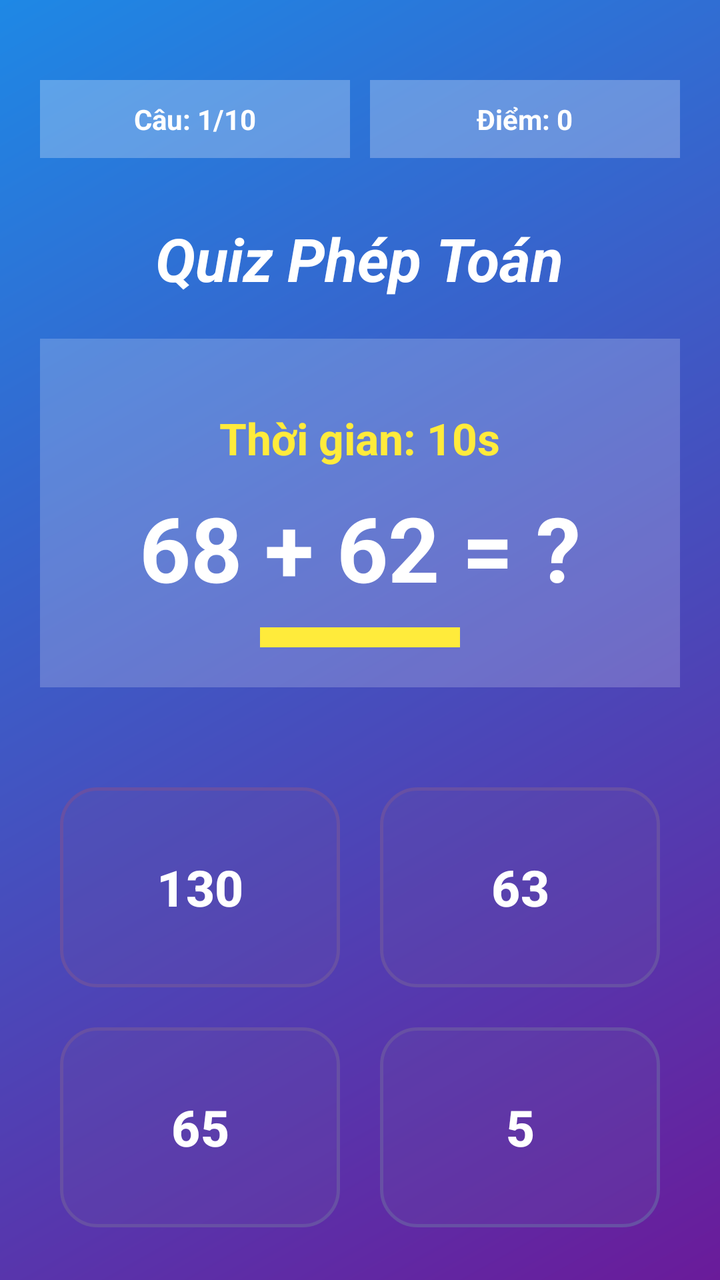
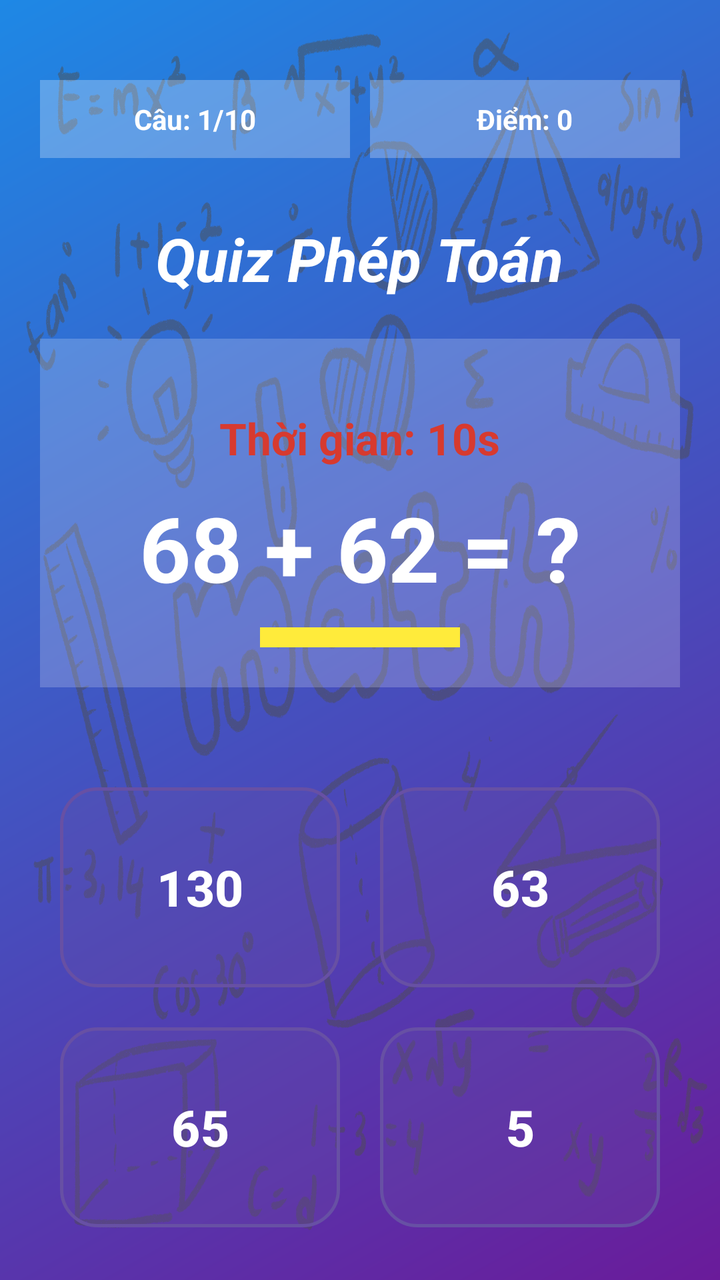

Before-and-after screenshots of an Android layout around one commit, followed by the original layout XML and the change that was made.
<!-- AndroidManifest.xml: application theme Theme.MyApplication -->
<!-- res/layout/activity_quiz.xml -->
<?xml version="1.0" encoding="utf-8"?>
<LinearLayout xmlns:android="http://schemas.android.com/apk/res/android"
    android:id="@+id/layoutQuizMain"
    android:layout_width="match_parent"
    android:layout_height="match_parent"
    android:background="@drawable/background_gradient"
    android:orientation="vertical"
    android:padding="20dp"
    android:gravity="center_horizontal">

    <LinearLayout
        android:layout_width="match_parent"
        android:layout_height="wrap_content"
        android:orientation="horizontal"
        android:layout_marginTop="20dp"
        android:weightSum="2">

        <TextView
            android:id="@+id/txtSoCau"
            android:layout_width="0dp"
            android:layout_height="wrap_content"
            android:layout_weight="1"
            android:text="Câu: 1/10"
            android:background="#44FFFFFF"
            android:padding="10dp"
            android:gravity="center"
            android:textColor="#FFFFFF"
            android:layout_marginEnd="10dp"
            android:textStyle="bold" />

        <TextView
            android:id="@+id/txtDiem"
            android:layout_width="0dp"
            android:layout_height="wrap_content"
            android:layout_weight="1"
            android:text="Điểm: 0"
            android:background="#44FFFFFF"
            android:padding="10dp"
            android:gravity="center"
            android:textColor="#FFFFFF"
            android:textStyle="bold" />
    </LinearLayout>

    <TextView
        android:id="@+id/txtTitlePhepToan"
        android:layout_width="wrap_content"
        android:layout_height="wrap_content"
        android:text="Quiz Phép Toán"
        android:textColor="#FFFFFF"
        android:textSize="30sp"
        android:textStyle="bold|italic"
        android:layout_marginTop="30dp" />

    <LinearLayout
        android:layout_width="match_parent"
        android:layout_height="wrap_content"
        android:background="#33FFFFFF"
        android:layout_marginTop="20dp"
        android:padding="20dp"
        android:gravity="center"
        android:orientation="vertical">

        <TextView
            android:id="@+id/txtTimer"
            android:layout_width="wrap_content"
            android:layout_height="wrap_content"
            android:layout_gravity="center_horizontal"
            android:layout_marginTop="15dp"
            android:layout_marginBottom="10dp"
            android:text="Thời gian: 10s"
            android:textColor="#FFEB3B"
            android:textSize="22sp"
            android:textStyle="bold" />

        <TextView
            android:id="@+id/txtCauHoi"
            android:layout_width="wrap_content"
            android:layout_height="wrap_content"
            android:text="68 + 62 = ?"
            android:textColor="#FFFFFF"
            android:textSize="45sp"
            android:textStyle="bold" />

        <View
            android:layout_width="100dp"
            android:layout_height="10dp"
            android:background="#FFEB3B"
            android:layout_marginTop="10dp" />
    </LinearLayout>

    <GridLayout
        android:layout_width="match_parent"
        android:layout_height="wrap_content"
        android:columnCount="2"
        android:rowCount="2"
        android:layout_marginTop="40dp"
        android:alignmentMode="alignMargins"
        android:columnOrderPreserved="false">

        <Button
            android:id="@+id/btnA"
            android:layout_width="0dp"
            android:layout_height="100dp"
            android:layout_columnWeight="1"
            android:layout_margin="10dp"
            android:background="@drawable/button_rounded"
            android:text="130"
            android:textColor="#FFFFFF"
            android:textSize="25sp"
            android:textStyle="bold" />

        <Button
            android:id="@+id/btnB"
            android:layout_width="0dp"
            android:layout_height="100dp"
            android:layout_columnWeight="1"
            android:layout_margin="10dp"
            android:background="@drawable/button_rounded"
            android:text="63"
            android:textColor="#FFFFFF"
            android:textSize="25sp"
            android:textStyle="bold" />

        <Button
            android:id="@+id/btnC"
            android:layout_width="0dp"
            android:layout_height="100dp"
            android:layout_columnWeight="1"
            android:layout_margin="10dp"
            android:background="@drawable/button_rounded"
            android:text="65"
            android:textColor="#FFFFFF"
            android:textSize="25sp"
            android:textStyle="bold" />

        <Button
            android:id="@+id/btnD"
            android:layout_width="0dp"
            android:layout_height="100dp"
            android:layout_columnWeight="1"
            android:layout_margin="10dp"
            android:background="@drawable/button_rounded"
            android:text="5"
            android:textColor="#FFFFFF"
            android:textSize="25sp"
            android:textStyle="bold" />
    </GridLayout>

    <Button
        android:id="@+id/btnBack"
        android:layout_width="wrap_content"
        android:layout_height="wrap_content"
        android:text="Quay lại"
        android:layout_gravity="end"
        android:layout_marginTop="20dp"
        android:backgroundTint="#44FFFFFF"
        android:textColor="#FFFFFF"
        android:textStyle="bold"
        android:onClick="onBackPressed" />

</LinearLayout>
<!-- resources referenced by this layout -->
<resources>
  <!-- drawable background_gradient (drawable) -->
  <?xml version="1.0" encoding="utf-8"?>
  <shape xmlns:android="http://schemas.android.com/apk/res/android">
      <gradient
          android:startColor="#6A1B9A"
          android:endColor="#1E88E5"
          android:angle="135"/>
  </shape>
  <!-- drawable button_rounded (drawable) -->
  <?xml version="1.0" encoding="utf-8"?>
  <selector xmlns:android="http://schemas.android.com/apk/res/android">
      <item android:state_pressed="true">
          <shape>
              <solid android:color="#80FFFFFF" />
              <stroke android:width="2dp" android:color="#FFFFFF" />
              <corners android:radius="18dp" />
          </shape>
      </item>
  
      <item>
          <shape>
              <solid android:color="#40FFFFFF" />
              <stroke android:width="1.5dp" android:color="#FFFFFF" />
              <corners android:radius="18dp" />
          </shape>
      </item>
  </selector>
  <style name="Theme.MyApplication" parent="Base.Theme.MyApplication" />
  <style name="Base.Theme.MyApplication" parent="Theme.Material3.DayNight.NoActionBar">
          
          
      </style>
</resources>

<!-- the commit's change to res/layout/activity_quiz.xml (unified diff, before → after) -->
@@ -1,161 +1,182 @@
 <?xml version="1.0" encoding="utf-8"?>
-<LinearLayout xmlns:android="http://schemas.android.com/apk/res/android"
-    android:id="@+id/layoutQuizMain"
+<FrameLayout xmlns:android="http://schemas.android.com/apk/res/android"
     android:layout_width="match_parent"
-    android:layout_height="match_parent"
-    android:background="@drawable/background_gradient"
-    android:orientation="vertical"
-    android:padding="20dp"
-    android:gravity="center_horizontal">
+    android:layout_height="match_parent">
+
+
+    <View
+        android:id="@+id/viewBackgroundGoc"
+        android:layout_width="match_parent"
+        android:layout_height="match_parent"
+        android:background="@drawable/background_gradient" />
+
+    <ImageView
+        android:layout_width="match_parent"
+        android:layout_height="match_parent"
+        android:src="@drawable/math"
+        android:scaleType="fitXY"
+        android:tileModeX="repeat"
+        android:tileModeY="repeat"
+        android:alpha="0.5"
+        />
 
     <LinearLayout
+        android:id="@+id/layoutQuizMain"
         android:layout_width="match_parent"
-        android:layout_height="wrap_content"
-        android:orientation="horizontal"
-        android:layout_marginTop="20dp"
-        android:weightSum="2">
+        android:layout_height="match_parent"
+        android:gravity="center_horizontal"
+        android:orientation="vertical"
+        android:padding="20dp">
+
+        <LinearLayout
+            android:layout_width="match_parent"
+            android:layout_height="wrap_content"
+            android:layout_marginTop="20dp"
+            android:orientation="horizontal"
+            android:weightSum="2">
+
+            <TextView
+                android:id="@+id/txtSoCau"
+                android:layout_width="0dp"
+                android:layout_height="wrap_content"
+                android:layout_marginEnd="10dp"
+                android:layout_weight="1"
+                android:background="#44FFFFFF"
+                android:gravity="center"
+                android:padding="10dp"
+                android:text="Câu: 1/10"
+                android:textColor="#FFFFFF"
+                android:textStyle="bold" />
+
+            <TextView
+                android:id="@+id/txtDiem"
+                android:layout_width="0dp"
+                android:layout_height="wrap_content"
+                android:layout_weight="1"
+                android:background="#44FFFFFF"
+                android:gravity="center"
+                android:padding="10dp"
+                android:text="Điểm: 0"
+                android:textColor="#FFFFFF"
+                android:textStyle="bold" />
+        </LinearLayout>
 
         <TextView
-            android:id="@+id/txtSoCau"
-            android:layout_width="0dp"
+            android:id="@+id/txtTitlePhepToan"
+            android:layout_width="wrap_content"
             android:layout_height="wrap_content"
-            android:layout_weight="1"
-            android:text="Câu: 1/10"
-            android:background="#44FFFFFF"
-            android:padding="10dp"
+            android:layout_marginTop="30dp"
+            android:text="Quiz Phép Toán"
+            android:textColor="#FFFFFF"
+            android:textSize="30sp"
+            android:textStyle="bold|italic" />
+
+        <LinearLayout
+            android:layout_width="match_parent"
+            android:layout_height="wrap_content"
+            android:layout_marginTop="20dp"
+            android:background="#33FFFFFF"
             android:gravity="center"
+            android:orientation="vertical"
+            android:padding="20dp">
+
+            <TextView
+                android:id="@+id/txtTimer"
+                android:layout_width="wrap_content"
+                android:layout_height="wrap_content"
+                android:layout_gravity="center_horizontal"
+                android:layout_marginTop="15dp"
+                android:layout_marginBottom="10dp"
+                android:text="Thời gian: 10s"
+                android:textColor="#D73A2F"
+                android:textSize="22sp"
+                android:textStyle="bold" />
+
+            <TextView
+                android:id="@+id/txtCauHoi"
+                android:layout_width="wrap_content"
+                android:layout_height="wrap_content"
+                android:text="68 + 62 = ?"
+                android:textColor="#FFFFFF"
+                android:textSize="45sp"
+                android:textStyle="bold" />
+
+            <View
+                android:layout_width="100dp"
+                android:layout_height="10dp"
+                android:layout_marginTop="10dp"
+                android:background="#FFEB3B" />
+        </LinearLayout>
+
+        <GridLayout
+            android:layout_width="match_parent"
+            android:layout_height="wrap_content"
+            android:layout_marginTop="40dp"
+            android:alignmentMode="alignMargins"
+            android:columnCount="2"
+            android:columnOrderPreserved="false"
+            android:rowCount="2">
+
+            <Button
+                android:id="@+id/btnA"
+                android:layout_width="0dp"
+                android:layout_height="100dp"
+                android:layout_columnWeight="1"
+                android:layout_margin="10dp"
+                android:background="@drawable/button_rounded"
+                android:text="130"
+                android:textColor="#FFFFFF"
+                android:textSize="25sp"
+                android:textStyle="bold" />
+
+            <Button
+                android:id="@+id/btnB"
+                android:layout_width="0dp"
+                android:layout_height="100dp"
+                android:layout_columnWeight="1"
+                android:layout_margin="10dp"
+                android:background="@drawable/button_rounded"
+                android:text="63"
+                android:textColor="#FFFFFF"
+                android:textSize="25sp"
+                android:textStyle="bold" />
+
+            <Button
+                android:id="@+id/btnC"
+                android:layout_width="0dp"
+                android:layout_height="100dp"
+                android:layout_columnWeight="1"
+                android:layout_margin="10dp"
+                android:background="@drawable/button_rounded"
+                android:text="65"
+                android:textColor="#FFFFFF"
+                android:textSize="25sp"
+                android:textStyle="bold" />
+
+            <Button
+                android:id="@+id/btnD"
+                android:layout_width="0dp"
+                android:layout_height="100dp"
+                android:layout_columnWeight="1"
+                android:layout_margin="10dp"
+                android:background="@drawable/button_rounded"
+                android:text="5"
+                android:textColor="#FFFFFF"
+                android:textSize="25sp"
+                android:textStyle="bold" />
+        </GridLayout>
+
+        <Button
+            android:id="@+id/btnBack"
+            android:layout_width="wrap_content"
+            android:layout_height="wrap_content"
+            android:layout_gravity="end"
+            android:layout_marginTop="20dp"
+            android:backgroundTint="#44FFFFFF"
+            android:onClick="onBackPressed"
+            android:text="Quay lại"
             android:textColor="#FFFFFF"
-            android:layout_marginEnd="10dp"
             android:textStyle="bold" />
 
-        <TextView
-            android:id="@+id/txtDiem"
-            android:layout_width="0dp"
-            android:layout_height="wrap_content"
-            android:layout_weight="1"
-            android:text="Điểm: 0"
-            android:background="#44FFFFFF"
-            android:padding="10dp"
-            android:gravity="center"
-            android:textColor="#FFFFFF"
-            android:textStyle="bold" />
     </LinearLayout>
-
-    <TextView
-        android:id="@+id/txtTitlePhepToan"
-        android:layout_width="wrap_content"
-        android:layout_height="wrap_content"
-        android:text="Quiz Phép Toán"
-        android:textColor="#FFFFFF"
-        android:textSize="30sp"
-        android:textStyle="bold|italic"
-        android:layout_marginTop="30dp" />
-
-    <LinearLayout
-        android:layout_width="match_parent"
-        android:layout_height="wrap_content"
-        android:background="#33FFFFFF"
-        android:layout_marginTop="20dp"
-        android:padding="20dp"
-        android:gravity="center"
-        android:orientation="vertical">
-
-        <TextView
-            android:id="@+id/txtTimer"
-            android:layout_width="wrap_content"
-            android:layout_height="wrap_content"
-            android:layout_gravity="center_horizontal"
-            android:layout_marginTop="15dp"
-            android:layout_marginBottom="10dp"
-            android:text="Thời gian: 10s"
-            android:textColor="#FFEB3B"
-            android:textSize="22sp"
-            android:textStyle="bold" />
-
-        <TextView
-            android:id="@+id/txtCauHoi"
-            android:layout_width="wrap_content"
-            android:layout_height="wrap_content"
-            android:text="68 + 62 = ?"
-            android:textColor="#FFFFFF"
-            android:textSize="45sp"
-            android:textStyle="bold" />
-
-        <View
-            android:layout_width="100dp"
-            android:layout_height="10dp"
-            android:background="#FFEB3B"
-            android:layout_marginTop="10dp" />
-    </LinearLayout>
-
-    <GridLayout
-        android:layout_width="match_parent"
-        android:layout_height="wrap_content"
-        android:columnCount="2"
-        android:rowCount="2"
-        android:layout_marginTop="40dp"
-        android:alignmentMode="alignMargins"
-        android:columnOrderPreserved="false">
-
-        <Button
-            android:id="@+id/btnA"
-            android:layout_width="0dp"
-            android:layout_height="100dp"
-            android:layout_columnWeight="1"
-            android:layout_margin="10dp"
-            android:background="@drawable/button_rounded"
-            android:text="130"
-            android:textColor="#FFFFFF"
-            android:textSize="25sp"
-            android:textStyle="bold" />
-
-        <Button
-            android:id="@+id/btnB"
-            android:layout_width="0dp"
-            android:layout_height="100dp"
-            android:layout_columnWeight="1"
-            android:layout_margin="10dp"
-            android:background="@drawable/button_rounded"
-            android:text="63"
-            android:textColor="#FFFFFF"
-            android:textSize="25sp"
-            android:textStyle="bold" />
-
-        <Button
-            android:id="@+id/btnC"
-            android:layout_width="0dp"
-            android:layout_height="100dp"
-            android:layout_columnWeight="1"
-            android:layout_margin="10dp"
-            android:background="@drawable/button_rounded"
-            android:text="65"
-            android:textColor="#FFFFFF"
-            android:textSize="25sp"
-            android:textStyle="bold" />
-
-        <Button
-            android:id="@+id/btnD"
-            android:layout_width="0dp"
-            android:layout_height="100dp"
-            android:layout_columnWeight="1"
-            android:layout_margin="10dp"
-            android:background="@drawable/button_rounded"
-            android:text="5"
-            android:textColor="#FFFFFF"
-            android:textSize="25sp"
-            android:textStyle="bold" />
-    </GridLayout>
-
-    <Button
-        android:id="@+id/btnBack"
-        android:layout_width="wrap_content"
-        android:layout_height="wrap_content"
-        android:text="Quay lại"
-        android:layout_gravity="end"
-        android:layout_marginTop="20dp"
-        android:backgroundTint="#44FFFFFF"
-        android:textColor="#FFFFFF"
-        android:textStyle="bold"
-        android:onClick="onBackPressed" />
-
-</LinearLayout>
+</FrameLayout>
<!-- resource entries referenced after the edit -->
@@ -27,6 +27,7 @@
           </shape>
       </item>
   </selector>
+  <!-- drawable math: png bitmap (drawable, 1020086 bytes) -->
   <style name="Theme.MyApplication" parent="Base.Theme.MyApplication" />
   <style name="Base.Theme.MyApplication" parent="Theme.Material3.DayNight.NoActionBar">
           
